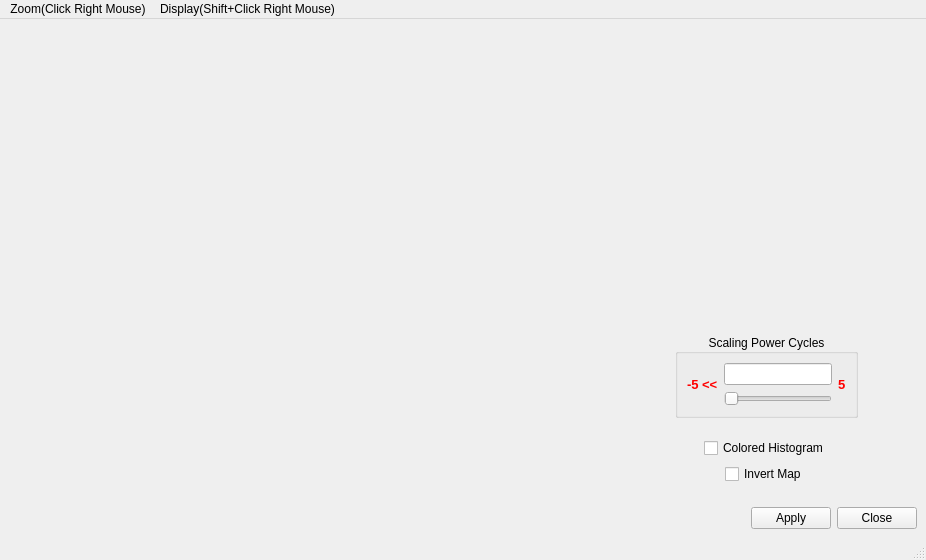
This is code/display/QtViewer/ColorHistogram.ui in radio-astro/casa as Qt 5 draws it before an edit. The edited form follows.
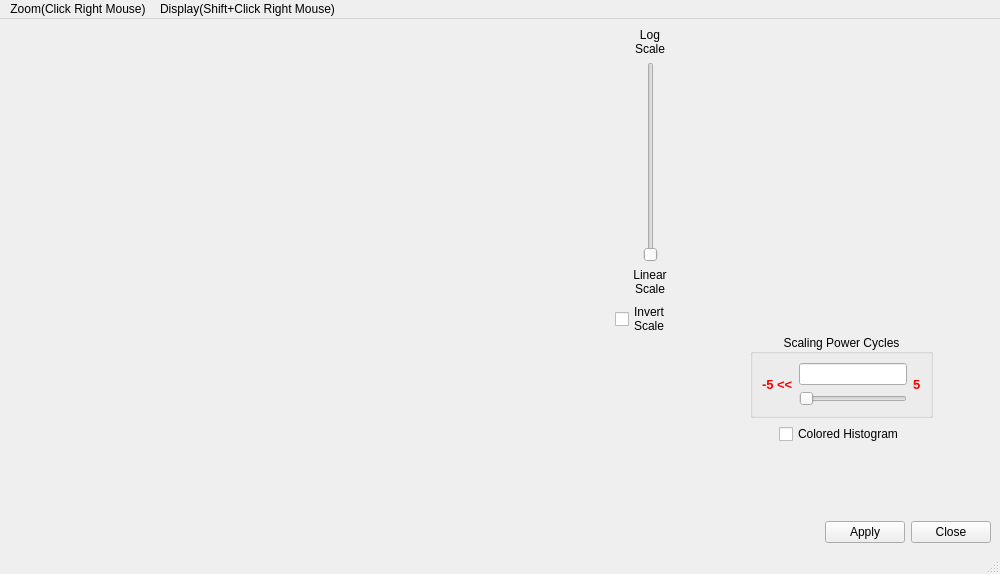
This is the edited form.

Commit message: New Development: No             JIRA Issue: CAS-6342         Ready for Test: Yes      Interface Changes: Yes What Interface Changed: Methods to support log scale.          Test Programs: List test programs   Put in Release Notes: No              Module(s): Viewer            Description: Add a logarithm scale to the color axis.

What changed in the file:
```diff
--- a/code/display/QtViewer/ColorHistogram.ui
+++ b/code/display/QtViewer/ColorHistogram.ui
@@ -6,13 +6,13 @@
    <rect>
     <x>0</x>
     <y>0</y>
-    <width>926</width>
-    <height>560</height>
+    <width>1000</width>
+    <height>574</height>
    </rect>
   </property>
   <property name="minimumSize">
    <size>
-    <width>900</width>
+    <width>1000</width>
     <height>0</height>
    </size>
   </property>
@@ -42,6 +42,118 @@
       <item>
        <layout class="QVBoxLayout" name="verticalLayout_2">
         <item>
+         <widget class="QLabel" name="label_2">
+          <property name="text">
+           <string>Log
+Scale</string>
+          </property>
+          <property name="alignment">
+           <set>Qt::AlignCenter</set>
+          </property>
+         </widget>
+        </item>
+        <item>
+         <layout class="QHBoxLayout" name="horizontalLayout_6">
+          <item>
+           <spacer name="horizontalSpacer_6">
+            <property name="orientation">
+             <enum>Qt::Horizontal</enum>
+            </property>
+            <property name="sizeHint" stdset="0">
+             <size>
+              <width>3</width>
+              <height>20</height>
+             </size>
+            </property>
+           </spacer>
+          </item>
+          <item>
+           <widget class="QSlider" name="logScaleSlider">
+            <property name="sizePolicy">
+             <sizepolicy hsizetype="Fixed" vsizetype="MinimumExpanding">
+              <horstretch>0</horstretch>
+              <verstretch>0</verstretch>
+             </sizepolicy>
+            </property>
+            <property name="minimumSize">
+             <size>
+              <width>0</width>
+              <height>200</height>
+             </size>
+            </property>
+            <property name="orientation">
+             <enum>Qt::Vertical</enum>
+            </property>
+           </widget>
+          </item>
+          <item>
+           <spacer name="horizontalSpacer_7">
+            <property name="orientation">
+             <enum>Qt::Horizontal</enum>
+            </property>
+            <property name="sizeHint" stdset="0">
+             <size>
+              <width>3</width>
+              <height>20</height>
+             </size>
+            </property>
+           </spacer>
+          </item>
+         </layout>
+        </item>
+        <item>
+         <widget class="QLabel" name="label">
+          <property name="text">
+           <string>Linear
+Scale</string>
+          </property>
+          <property name="alignment">
+           <set>Qt::AlignCenter</set>
+          </property>
+         </widget>
+        </item>
+        <item>
+         <widget class="QCheckBox" name="invertMapCheckBox">
+          <property name="toolTip">
+           <string>Invert the color map.</string>
+          </property>
+          <property name="text">
+           <string>Invert
+Scale</string>
+          </property>
+         </widget>
+        </item>
+        <item>
+         <spacer name="verticalSpacer_2">
+          <property name="orientation">
+           <enum>Qt::Vertical</enum>
+          </property>
+          <property name="sizeHint" stdset="0">
+           <size>
+            <width>20</width>
+            <height>40</height>
+           </size>
+          </property>
+         </spacer>
+        </item>
+        <item>
+         <spacer name="verticalSpacer_4">
+          <property name="orientation">
+           <enum>Qt::Vertical</enum>
+          </property>
+          <property name="sizeHint" stdset="0">
+           <size>
+            <width>20</width>
+            <height>40</height>
+           </size>
+          </property>
+         </spacer>
+        </item>
+       </layout>
+      </item>
+      <item>
+       <layout class="QVBoxLayout" name="verticalLayout_4">
+        <item>
          <widget class="QWidget" name="transferWidgetHolder" native="true">
           <property name="sizePolicy">
            <sizepolicy hsizetype="Expanding" vsizetype="Preferred">
@@ -161,19 +273,6 @@
           </item>
          </layout>
         </item>
-        <item>
-         <spacer name="verticalSpacer_2">
-          <property name="orientation">
-           <enum>Qt::Vertical</enum>
-          </property>
-          <property name="sizeHint" stdset="0">
-           <size>
-            <width>20</width>
-            <height>13</height>
-           </size>
-          </property>
-         </spacer>
-        </item>
         <item>
          <layout class="QHBoxLayout" name="horizontalLayout_2">
           <item>
@@ -214,46 +313,6 @@
           </item>
          </layout>
         </item>
-        <item>
-         <layout class="QHBoxLayout" name="horizontalLayout_6">
-          <item>
-           <spacer name="horizontalSpacer_6">
-            <property name="orientation">
-             <enum>Qt::Horizontal</enum>
-            </property>
-            <property name="sizeHint" stdset="0">
-             <size>
-              <width>40</width>
-              <height>20</height>
-             </size>
-            </property>
-           </spacer>
-          </item>
-          <item>
-           <widget class="QCheckBox" name="invertMapCheckBox">
-            <property name="toolTip">
-             <string>Invert the color map.</string>
-            </property>
-            <property name="text">
-             <string>Invert Map</string>
-            </property>
-           </widget>
-          </item>
-          <item>
-           <spacer name="horizontalSpacer_7">
-            <property name="orientation">
-             <enum>Qt::Horizontal</enum>
-            </property>
-            <property name="sizeHint" stdset="0">
-             <size>
-              <width>40</width>
-              <height>20</height>
-             </size>
-            </property>
-           </spacer>
-          </item>
-         </layout>
-        </item>
         <item>
          <spacer name="verticalSpacer">
           <property name="orientation">
@@ -315,8 +374,8 @@
     <rect>
      <x>0</x>
      <y>0</y>
-     <width>926</width>
-     <height>25</height>
+     <width>1000</width>
+     <height>27</height>
     </rect>
    </property>
    <widget class="QMenu" name="menuZoom">
```
The commit also changes 9 other files.
